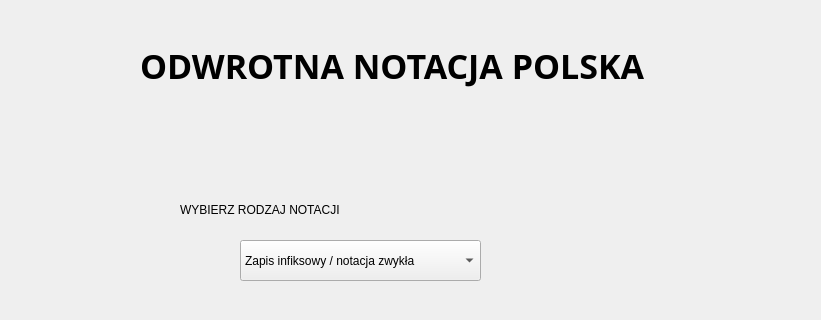
The window that UI/Notacja_Polska.ui (lukaszbladziak5/ICalcThis) describes before a commit, drawn with Qt 5; both pictures show x 230 to 1051 and y 0 to 320 of the 1200 by 800 pixel window.
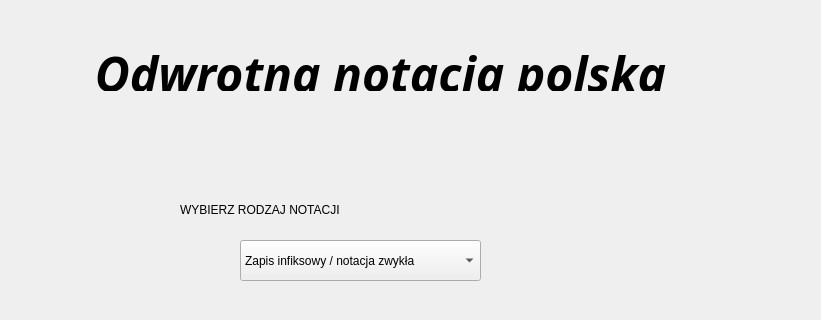
The same window after the commit.

Patch:
```diff
--- a/UI/Notacja_Polska.ui
+++ b/UI/Notacja_Polska.ui
@@ -29,7 +29,7 @@
    <widget class="QLabel" name="tekst_glowny">
     <property name="geometry">
      <rect>
-      <x>370</x>
+      <x>310</x>
       <y>40</y>
       <width>601</width>
       <height>51</height>
@@ -47,8 +47,15 @@
     <property name="styleSheet">
      <string notr="true"/>
     </property>
+    <property name="font">
+     <font>
+      <family>Candara</family>
+      <pointsize>14</pointsize>
+      <italic>true</italic>
+     </font>
+    </property>
     <property name="text">
-     <string>&lt;html&gt;&lt;head/&gt;&lt;body&gt;&lt;h3 style=&quot; margin-top:14px; margin-bottom:12px; margin-left:0px; margin-right:0px; -qt-block-indent:0; text-indent:0px;&quot;&gt;&lt;span style=&quot; font-size:large;&quot;&gt;ODWROTNA NOTACJA POLSKA&lt;/span&gt;&lt;/h3&gt;&lt;/body&gt;&lt;/html&gt;</string>
+     <string>&lt;html&gt;&lt;head/&gt;&lt;body&gt;&lt;p align=&quot;center&quot;&gt;&lt;span style=&quot; font-size:36pt; font-weight:700;&quot;&gt;Odwrotna notacja polska&lt;/span&gt;&lt;/p&gt;&lt;/body&gt;&lt;/html&gt;</string>
     </property>
    </widget>
    <widget class="QPushButton" name="oblicz_button">
```
